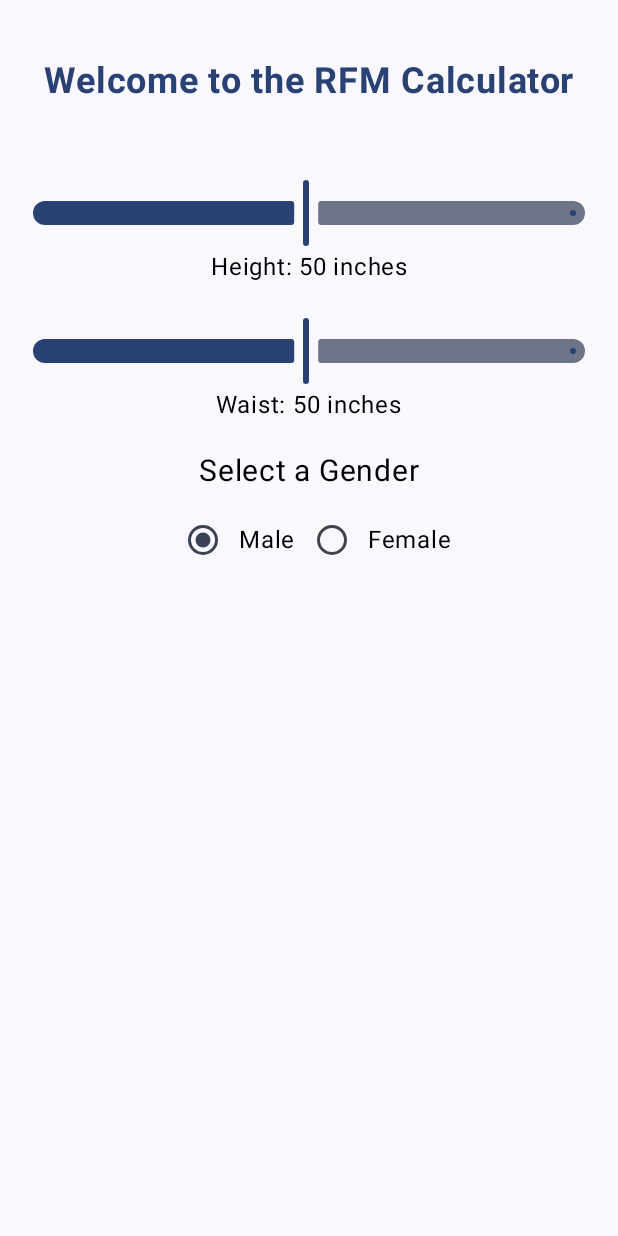
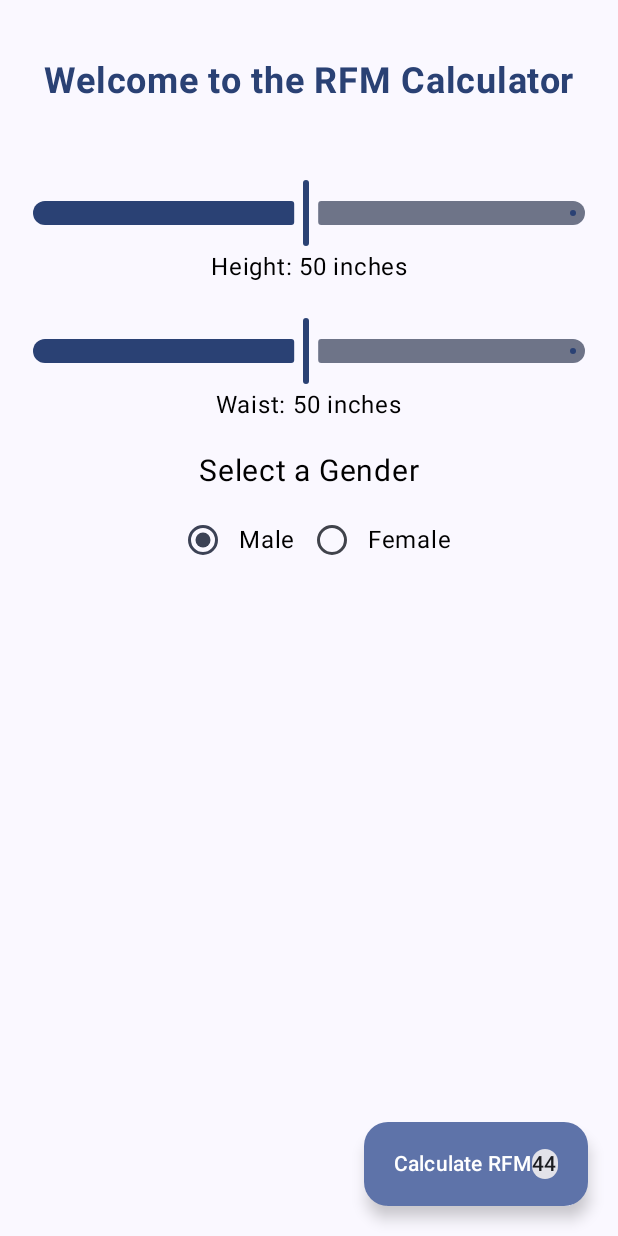
Before and after one commit to CarterChamberlin/Android-Labs, an Android app built with Jetpack Compose: the screen it shows after launch (MainActivity), on a phone screen of 412 x 824 dp. Run offline under Robolectric (Android 15) with nearby library versions, the phone set to English and light mode, and no system bars.

Commit message:
Lab 1 WIP

```diff
--- a/Lab 1/app/src/main/java/com/example/lab1/MainActivity.kt
+++ b/Lab 1/app/src/main/java/com/example/lab1/MainActivity.kt
@@ -17,6 +17,9 @@ import androidx.compose.foundation.layout.padding
 import androidx.compose.foundation.layout.size
 import androidx.compose.foundation.layout.width
 import androidx.compose.material3.Card
+import androidx.compose.material3.ExtendedFloatingActionButton
+import androidx.compose.material3.FabPosition
+import androidx.compose.material3.FloatingActionButton
 import androidx.compose.material3.MaterialTheme
 import androidx.compose.material3.OutlinedButton
 import androidx.compose.material3.RadioButton
@@ -34,6 +37,8 @@ import androidx.compose.ui.Alignment
 import androidx.compose.ui.Modifier
 import androidx.compose.ui.graphics.Color
 import androidx.compose.ui.layout.VerticalAlignmentLine
+import androidx.compose.ui.layout.onGloballyPositioned
+import androidx.compose.ui.modifier.modifierLocalConsumer
 import androidx.compose.ui.semantics.Role
 import androidx.compose.ui.semantics.contentDescription
 import androidx.compose.ui.semantics.semantics
@@ -44,13 +49,14 @@ import androidx.compose.ui.unit.sp
 import com.example.lab1.ui.theme.Lab1Theme
 import org.intellij.lang.annotations.JdkConstants.HorizontalAlignment
 
+var fatRange = ""
+var color = 0
+var height = 0
+var waist = 0
+var gender = 0
+var fatMass = 0
+
 class MainActivity : ComponentActivity() {
-
-    /*object Gender {
-        const val male = "Male"
-        const val female = "Female"
-    }*/
-
     override fun onCreate(savedInstanceState: Bundle?) {
         super.onCreate(savedInstanceState)
         setContent {
@@ -72,13 +78,29 @@ class MainActivity : ComponentActivity() {
                     Spacer(modifier = Modifier.height(20.dp))
                     TitleText()
                     Spacer(modifier = Modifier.height(50.dp))
-                    var height = SizeSlider(measurement = "Height")
+                    height = SizeSlider(measurement = "Height")
                     Spacer(modifier = Modifier.height(20.dp))
-                    var waist = SizeSlider(measurement = "Waist")
+                    waist = SizeSlider(measurement = "Waist")
                     Spacer(modifier = Modifier.height(20.dp))
-                    var gender = GenderSelect()
+                    gender = GenderSelect()
 
+                }
+                Column(
+                    modifier = Modifier
+                        .fillMaxSize()
+                        .padding(20.dp),
+                    horizontalAlignment = Alignment.End,
+                    verticalArrangement = Arrangement.Bottom
+                ) {
+                    ExtendedFloatingActionButton(
+                        onClick = {
+                            //count++
 
+                        }
+                    ) {
+                        Text(text = "Calculate RFM")
+                        DisplayCard()
+                    }
                 }
             }
         }
@@ -150,16 +172,56 @@ fun GenderSelect(): Int {
 }
 
 @Composable
-fun calculateRFM(height: Int, waist: Int, gender: Int) {
-    var fatMass = 0
-    var fatRange = ""
+fun calculateRFM() {
+    //var fatMass = 0
+    //var fatRange = ""
+    //var color = 0
 
     fatMass = (64 - (20 * (height / waist)) + (12 * gender))
 
-    if (gender == 0) {
-        if((0 <= fatMass) && (fatMass < 8)) {
+    if (gender == 0) { // Male
+        if (fatMass < 9) {
             fatRange = "Underfat"
+            color = 1 // Blue
         }
+        else if ((fatMass >= 9) && (fatMass < 19)) {
+            fatRange = "Healthy"
+            color = 2 // Green
+        }
+        else if ((fatMass >= 19) && (fatMass < 25)) {
+            fatRange = "Overfat"
+            color = 3 // Yellow
+        }
+        else if (fatMass >= 25) {
+            fatRange = "Obese"
+            color = 4 // Red
+        }
+    }
+    else if (gender == 1) { // Female
+        if (fatMass < 21) {
+            fatRange = "Underfat"
+            color = 1 // Blue
+        }
+        else if ((fatMass >= 21) && (fatMass < 33)) {
+            fatRange = "Healthy"
+            color = 2 // Green
+        }
+        else if ((fatMass >= 33) && (fatMass < 39)) {
+            fatRange = "Overfat"
+            color = 3 // Yellow
+        }
+        else if (fatMass >= 39) {
+            fatRange = "Obese"
+            color = 4 // Red
+        }
+    }
 
+}
+
+@Composable
+fun DisplayCard() {
+    Card {
+        calculateRFM()
+        Text(text = fatMass.toString())
     }
 }
```
Also changed, not shown: 1 other file.
